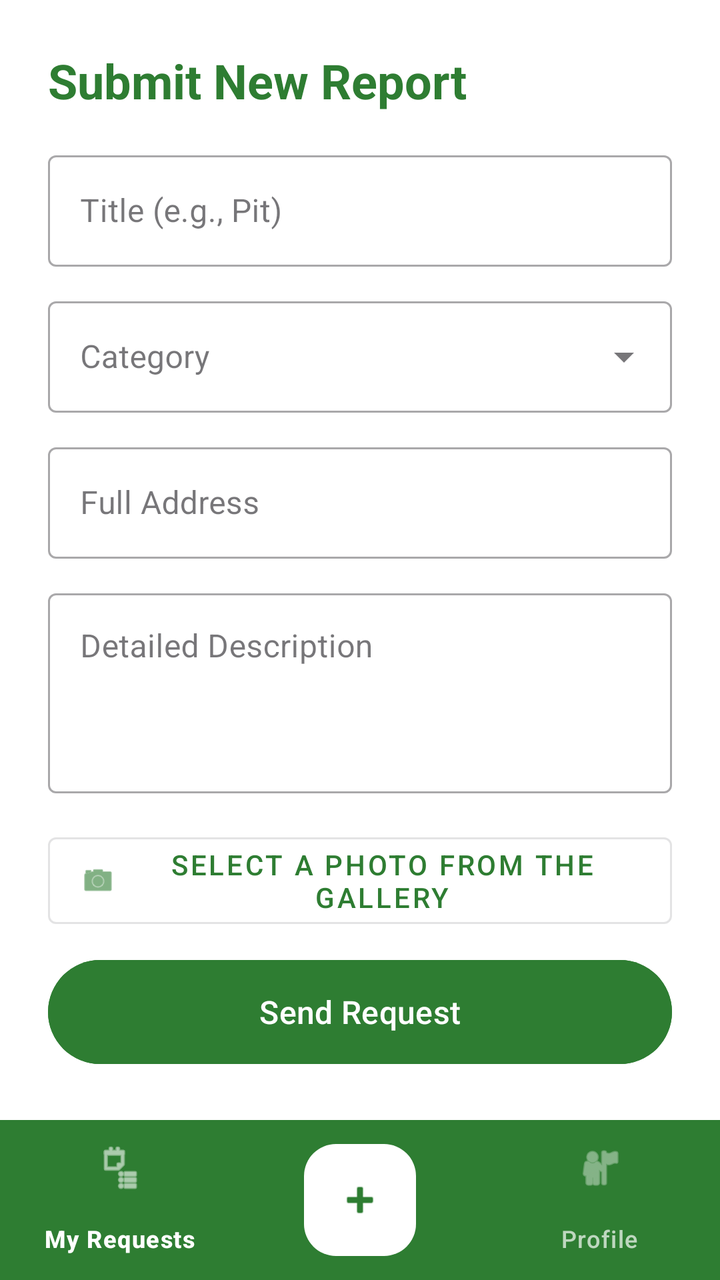
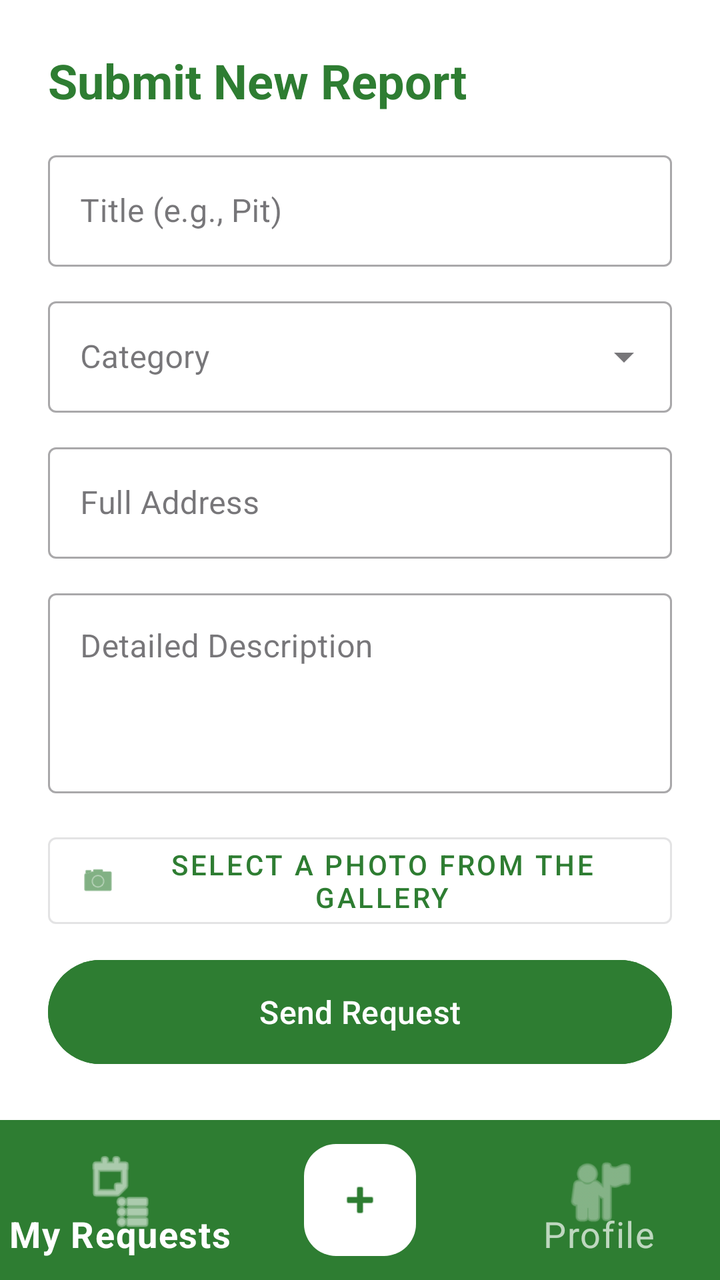

Before-and-after screenshots of an Android layout around one commit, followed by the original layout XML and the change that was made.
<!-- AndroidManifest.xml: application theme Theme.SmartCity -->
<!-- res/layout/fragment_submit_report.xml -->
<?xml version="1.0" encoding="utf-8"?>
<androidx.coordinatorlayout.widget.CoordinatorLayout
    xmlns:android="http://schemas.android.com/apk/res/android"
    xmlns:app="http://schemas.android.com/apk/res-auto"
    android:layout_width="match_parent"
    android:layout_height="match_parent"
    android:background="@color/green_background">


    <ScrollView
        android:layout_width="match_parent"
        android:layout_height="match_parent"
        android:padding="24dp"
        android:paddingBottom="100dp"
        android:clipToPadding="false">

        <LinearLayout
            android:layout_width="match_parent"
            android:layout_height="wrap_content"
            android:orientation="vertical">

            <TextView
                android:layout_width="match_parent"
                android:layout_height="wrap_content"
                android:text="Submit New Report"
                android:textSize="24sp"
                android:textColor="@color/green_primary"
                android:textStyle="bold"
                android:layout_marginBottom="16dp"/>

            <com.google.android.material.textfield.TextInputLayout
                style="@style/Widget.MaterialComponents.TextInputLayout.OutlinedBox"
                android:layout_width="match_parent"
                android:layout_height="wrap_content"
                android:layout_marginBottom="12dp"
                android:hint="Title (e.g., Pit)">
                <com.google.android.material.textfield.TextInputEditText
                    android:id="@+id/etTitle"
                    android:layout_width="match_parent"
                    android:layout_height="wrap_content" />
            </com.google.android.material.textfield.TextInputLayout>

            <com.google.android.material.textfield.TextInputLayout
                style="@style/Widget.MaterialComponents.TextInputLayout.OutlinedBox.ExposedDropdownMenu"
                android:layout_width="match_parent"
                android:layout_height="wrap_content"
                android:layout_marginBottom="12dp"
                android:hint="Category">

                <AutoCompleteTextView
                    android:id="@+id/etCategory"
                    android:layout_width="match_parent"
                    android:layout_height="wrap_content"
                    android:inputType="none" />
                

            </com.google.android.material.textfield.TextInputLayout>

            <com.google.android.material.textfield.TextInputLayout
                style="@style/Widget.MaterialComponents.TextInputLayout.OutlinedBox"
                android:layout_width="match_parent"
                android:layout_height="wrap_content"
                android:layout_marginBottom="12dp"
                android:hint="Full Address">
                <com.google.android.material.textfield.TextInputEditText
                    android:id="@+id/etAddress"
                    android:layout_width="match_parent"
                    android:layout_height="wrap_content" />
            </com.google.android.material.textfield.TextInputLayout>

            <com.google.android.material.textfield.TextInputLayout
                style="@style/Widget.MaterialComponents.TextInputLayout.OutlinedBox"
                android:layout_width="match_parent"
                android:layout_height="wrap_content"
                android:layout_marginBottom="16dp"
                android:hint="Detailed Description">
                <com.google.android.material.textfield.TextInputEditText
                    android:id="@+id/etDescription"
                    android:layout_width="match_parent"
                    android:layout_height="100dp"
                    android:gravity="top"
                    android:inputType="textMultiLine" />
            </com.google.android.material.textfield.TextInputLayout>

            <com.google.android.material.button.MaterialButton
                android:id="@+id/btnSelectImage"
                style="@style/Widget.MaterialComponents.Button.OutlinedButton"
                android:layout_width="match_parent"
                android:layout_height="wrap_content"
                android:text="Select a photo from the gallery"
                android:layout_marginBottom="8dp"
                app:icon="@android:drawable/ic_menu_camera"/>

            <ImageView
                android:id="@+id/ivPreview"
                android:layout_width="match_parent"
                android:layout_height="200dp"
                android:layout_marginBottom="16dp"
                android:scaleType="centerCrop"
                android:visibility="gone" />

            <ProgressBar
                android:id="@+id/progressBar"
                android:layout_width="wrap_content"
                android:layout_height="wrap_content"
                android:layout_gravity="center"
                android:visibility="gone"/>

            <com.google.android.material.button.MaterialButton
                android:id="@+id/btnSubmit"
                android:layout_width="match_parent"
                android:layout_height="60dp"
                android:text="Send Request"
                android:backgroundTint="@color/green_primary"
                android:textSize="16sp" />

        </LinearLayout>
    </ScrollView>


    <com.google.android.material.bottomappbar.BottomAppBar
        android:id="@+id/bottomAppBarSubmit"
        android:layout_width="match_parent"
        android:layout_height="wrap_content"
        android:layout_gravity="bottom"
        android:backgroundTint="@color/green_primary"
        app:contentInsetStart="0dp"
        app:contentInsetEnd="0dp"
        app:contentInsetLeft="0dp"
        app:contentInsetRight="0dp"
        android:padding="0dp"
        app:fabAlignmentMode="center"
        app:fabCradleMargin="10dp"
        app:fabCradleRoundedCornerRadius="20dp">

        <com.google.android.material.bottomnavigation.BottomNavigationView
            android:id="@+id/bottomNavSubmit"
            android:layout_width="match_parent"
            android:layout_height="wrap_content"
            android:background="@android:color/transparent"
            app:itemIconTint="@color/bottom_nav_color_selector"
            app:itemTextColor="@color/bottom_nav_color_selector"
            app:labelVisibilityMode="labeled"
            app:itemActiveIndicatorStyle="@null"
            app:itemRippleColor="@null"
            app:elevation="0dp"
            app:menu="@menu/bottom_nav_menu" />
    </com.google.android.material.bottomappbar.BottomAppBar>

    <com.google.android.material.floatingactionbutton.FloatingActionButton
        android:id="@+id/fabAddReportSubmit"
        android:layout_width="wrap_content"
        android:layout_height="wrap_content"
        android:src="@android:drawable/ic_input_add"
        app:layout_anchor="@id/bottomAppBarSubmit"
        app:layout_anchorGravity="center"
        app:tint="@color/green_primary"
        app:backgroundTint="@color/white"
        app:elevation="6dp" />

</androidx.coordinatorlayout.widget.CoordinatorLayout>
<!-- resources referenced by this layout -->
<resources>
  <color name="green_background">#FFFFFF</color>
  <color name="green_primary">#2E7D32</color>
  <color name="white">#FFFFFF</color>
  <style name="Theme.SmartCity" parent="Base.Theme.SmartCity" />
  <style name="Base.Theme.SmartCity" parent="Theme.Material3.DayNight.NoActionBar">
  
          <item name="colorPrimary">@color/green_primary</item>
          <item name="colorSecondary">@color/green_secondary</item>
          <item name="colorOnPrimary">@color/white</item>
          <item name="colorSurface">@color/white</item>
          <item name="android:statusBarColor">@color/green_primary</item>
      </style>
  <color name="green_secondary">#4CAF50</color>
</resources>

<!-- the commit's change to res/layout/fragment_submit_report.xml (unified diff, before → after) -->
@@ -10,9 +10,12 @@
     <ScrollView
         android:layout_width="match_parent"
         android:layout_height="match_parent"
-        android:padding="24dp"
-        android:paddingBottom="100dp"
+        android:paddingStart="24dp"
+        android:paddingEnd="24dp"
+        android:paddingTop="24dp"
+        android:paddingBottom="150dp"
         android:clipToPadding="false">
+
 
         <LinearLayout
             android:layout_width="match_parent"
@@ -138,6 +141,11 @@
             android:layout_width="match_parent"
             android:layout_height="wrap_content"
             android:background="@android:color/transparent"
+            app:itemIconSize="40dp"
+            app:itemPaddingTop="16dp"
+            app:itemPaddingBottom="16dp"
+            app:itemTextAppearanceActive="@style/BottomNavTextAppearanceActive"
+            app:itemTextAppearanceInactive="@style/BottomNavTextAppearance"
             app:itemIconTint="@color/bottom_nav_color_selector"
             app:itemTextColor="@color/bottom_nav_color_selector"
             app:labelVisibilityMode="labeled"
<!-- resource entries referenced after the edit -->
@@ -3,6 +3,13 @@
   <color name="green_background">#FFFFFF</color>
   <color name="green_primary">#2E7D32</color>
   <color name="white">#FFFFFF</color>
+  <style name="BottomNavTextAppearance" parent="TextAppearance.Material3.BodySmall">
+          <item name="android:textSize">18sp</item>
+      </style>
+  <style name="BottomNavTextAppearanceActive" parent="TextAppearance.Material3.BodySmall">
+          <item name="android:textSize">18sp</item>
+          <item name="android:textStyle">bold</item>
+      </style>
   <style name="Theme.SmartCity" parent="Base.Theme.SmartCity" />
   <style name="Base.Theme.SmartCity" parent="Theme.Material3.DayNight.NoActionBar">
   
